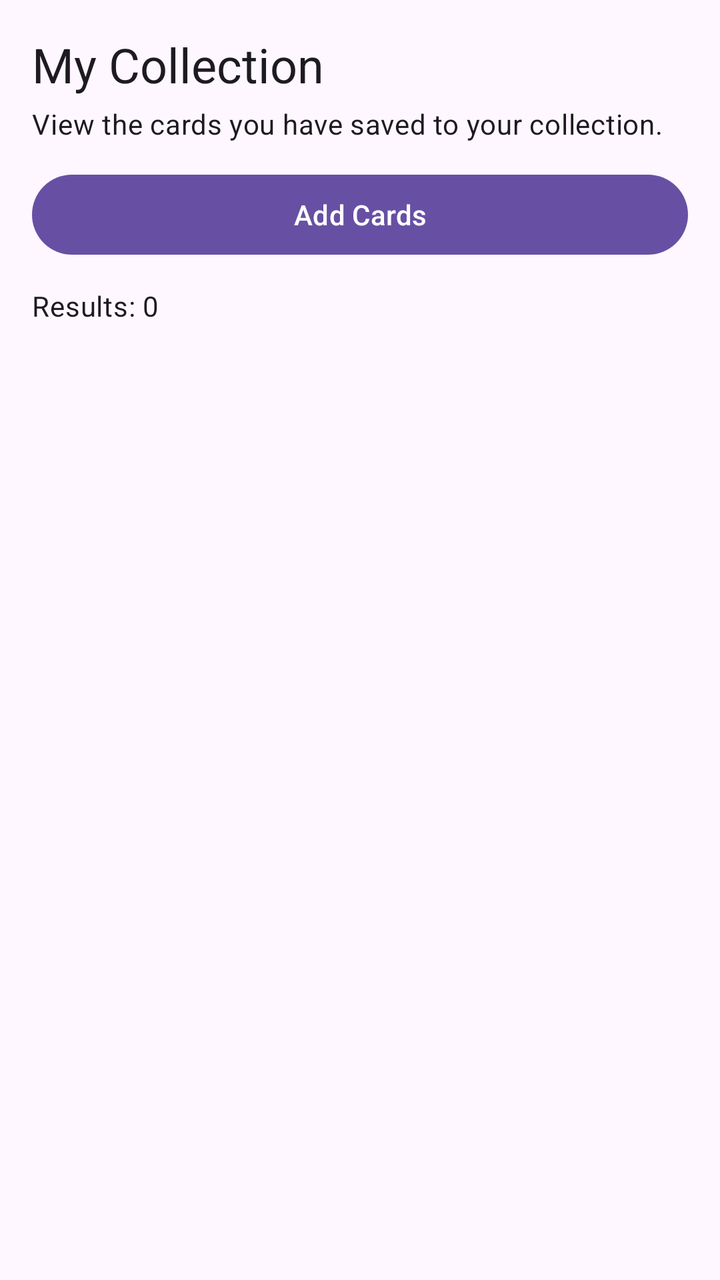
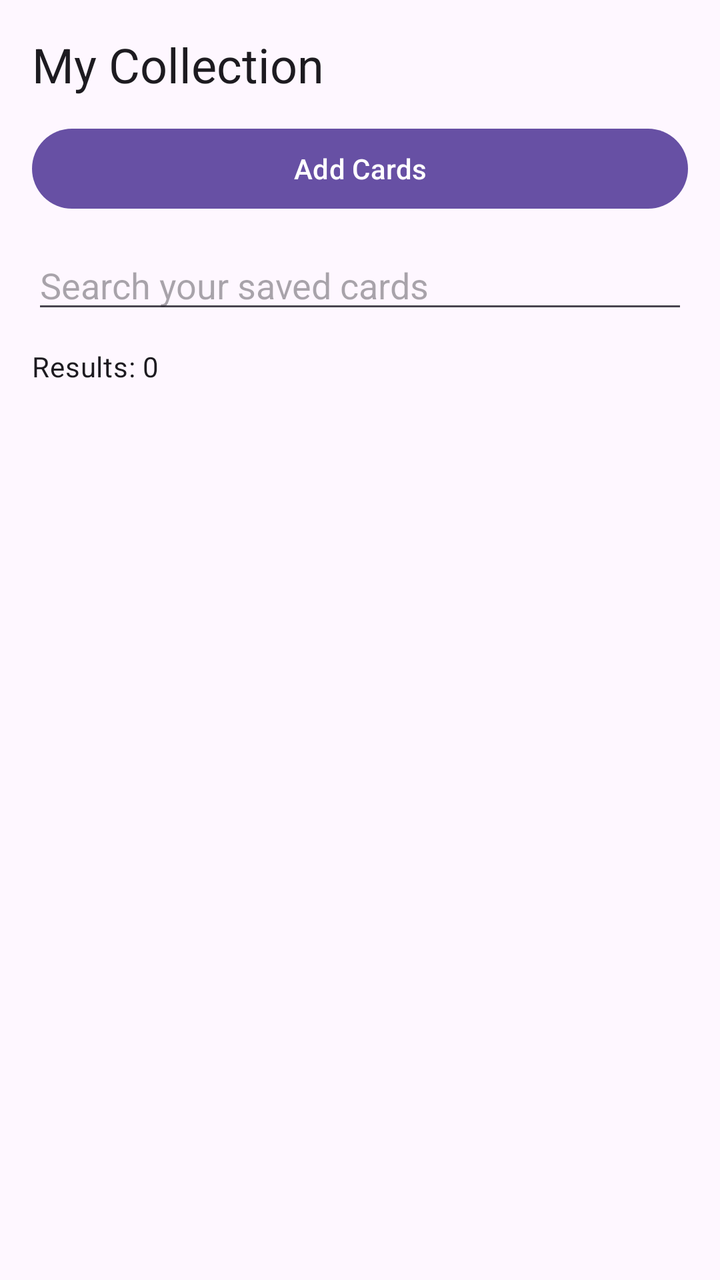

Two renders of the same Android screen: before a commit and after it. Below are the layout's source before the change and the commit's diff.
<!-- AndroidManifest.xml: application theme Theme.PokeBinder -->
<!-- res/layout/fragment_collection.xml -->
<?xml version="1.0" encoding="utf-8"?>
<LinearLayout xmlns:android="http://schemas.android.com/apk/res/android"
    xmlns:app="http://schemas.android.com/apk/res-auto"
    xmlns:tools="http://schemas.android.com/tools"
    android:layout_width="match_parent"
    android:layout_height="match_parent"
    android:orientation="vertical"
    android:padding="16dp">

    <TextView
        android:id="@+id/collectionTitleTextView"
        android:layout_width="match_parent"
        android:layout_height="wrap_content"
        android:text="@string/collection_title"
        android:textAppearance="?attr/textAppearanceHeadlineSmall" />

    <TextView
        android:id="@+id/collectionSubtitleTextView"
        android:layout_width="match_parent"
        android:layout_height="wrap_content"
        android:layout_marginTop="4dp"
        android:layout_marginBottom="12dp"
        android:text="@string/collection_subtitle"
        android:textAppearance="?attr/textAppearanceBodyMedium" />

    <Button
        android:id="@+id/addCardsButton"
        android:layout_width="match_parent"
        android:layout_height="wrap_content"
        android:layout_marginBottom="12dp"
        android:text="Add Cards" />

    <TextView
        android:id="@+id/resultCountTextView"
        android:layout_width="match_parent"
        android:layout_height="wrap_content"
        android:layout_marginBottom="8dp"
        android:text="@string/collection_results_default"
        android:textAppearance="?attr/textAppearanceBodyMedium" />

    <FrameLayout
        android:layout_width="match_parent"
        android:layout_height="0dp"
        android:layout_weight="1">

        <androidx.recyclerview.widget.RecyclerView
            android:id="@+id/collectionRecyclerView"
            android:layout_width="match_parent"
            android:layout_height="match_parent"
            android:clipToPadding="false"
            android:paddingBottom="8dp"
            app:layoutManager="androidx.recyclerview.widget.LinearLayoutManager"
            tools:itemCount="4"
            tools:listitem="@layout/item_collection_card" />

        <LinearLayout
            android:id="@+id/loadingView"
            android:layout_width="match_parent"
            android:layout_height="match_parent"
            android:gravity="center"
            android:orientation="vertical"
            android:visibility="gone">

            <ProgressBar
                android:id="@+id/loadingProgressBar"
                android:layout_width="wrap_content"
                android:layout_height="wrap_content" />

            <TextView
                android:id="@+id/loadingTextView"
                android:layout_width="wrap_content"
                android:layout_height="wrap_content"
                android:layout_marginTop="12dp"
                android:text="@string/collection_loading"
                android:textAppearance="?attr/textAppearanceBodyMedium" />
        </LinearLayout>

        <LinearLayout
            android:id="@+id/emptyStateView"
            android:layout_width="match_parent"
            android:layout_height="match_parent"
            android:gravity="center"
            android:orientation="vertical"
            android:padding="24dp"
            android:visibility="gone">

            <TextView
                android:id="@+id/emptyTitleTextView"
                android:layout_width="wrap_content"
                android:layout_height="wrap_content"
                android:text="@string/collection_empty_title"
                android:textAppearance="?attr/textAppearanceTitleMedium" />

            <TextView
                android:id="@+id/emptyMessageTextView"
                android:layout_width="wrap_content"
                android:layout_height="wrap_content"
                android:layout_marginTop="8dp"
                android:gravity="center"
                android:text="@string/collection_empty_message"
                android:textAppearance="?attr/textAppearanceBodyMedium" />

            <Button
                android:id="@+id/emptyAddCardsButton"
                android:layout_width="wrap_content"
                android:layout_height="wrap_content"
                android:layout_marginTop="16dp"
                android:text="Add Cards" />
        </LinearLayout>

    </FrameLayout>

</LinearLayout>
<!-- res/layout/item_collection_card.xml (included above) -->
<?xml version="1.0" encoding="utf-8"?>
<LinearLayout xmlns:android="http://schemas.android.com/apk/res/android"
    android:layout_width="match_parent"
    android:layout_height="wrap_content"
    android:layout_marginBottom="8dp"
    android:gravity="center_vertical"
    android:minHeight="120dp"
    android:orientation="horizontal"
    android:padding="12dp">

    <ImageView
        android:id="@+id/cardImageView"
        android:layout_width="88dp"
        android:layout_height="120dp"
        android:contentDescription="@string/pokemon_card_image"
        android:scaleType="fitCenter"
        android:src="@android:drawable/ic_menu_report_image" />

    <LinearLayout
        android:layout_width="0dp"
        android:layout_height="wrap_content"
        android:layout_marginStart="12dp"
        android:layout_weight="1"
        android:orientation="vertical">

        <TextView
            android:id="@+id/cardNameTextView"
            android:layout_width="match_parent"
            android:layout_height="wrap_content"
            android:ellipsize="end"
            android:maxLines="2"
            android:textAppearance="?attr/textAppearanceTitleMedium"
            android:textStyle="bold" />

        <TextView
            android:id="@+id/setNameTextView"
            android:layout_width="match_parent"
            android:layout_height="wrap_content"
            android:layout_marginTop="6dp"
            android:ellipsize="end"
            android:maxLines="2"
            android:textAppearance="?attr/textAppearanceBodyMedium" />

        <TextView
            android:id="@+id/typesTextView"
            android:layout_width="match_parent"
            android:layout_height="wrap_content"
            android:layout_marginTop="4dp"
            android:ellipsize="end"
            android:maxLines="2"
            android:textAppearance="?attr/textAppearanceBodySmall" />

        <Button
            android:id="@+id/removeButton"
            android:layout_width="wrap_content"
            android:layout_height="wrap_content"
            android:layout_marginTop="12dp"
            android:text="@string/remove_from_collection" />

    </LinearLayout>

</LinearLayout>
<!-- resources referenced by this layout -->
<resources>
  <string name="collection_empty_message">Save cards from the catalog to see them here.</string>
  <string name="collection_empty_title">No saved cards yet</string>
  <string name="collection_loading">Loading collection...</string>
  <string name="collection_results_default">Results: 0</string>
  <string name="collection_subtitle">View the cards you have saved to your collection.</string>
  <string name="collection_title">My Collection</string>
  <string name="pokemon_card_image">Pokémon card image</string>
  <string name="remove_from_collection">Remove</string>
  <style name="Theme.PokeBinder" parent="Base.Theme.PokeBinder" />
  <style name="Base.Theme.PokeBinder" parent="Theme.Material3.DayNight.NoActionBar">
          
          
      </style>
</resources>

<!-- the commit's change to res/layout/fragment_collection.xml (unified diff, before → after) -->
@@ -11,31 +11,32 @@
         android:id="@+id/collectionTitleTextView"
         android:layout_width="match_parent"
         android:layout_height="wrap_content"
-        android:text="@string/collection_title"
+        android:text="My Collection"
         android:textAppearance="?attr/textAppearanceHeadlineSmall" />
-
-    <TextView
-        android:id="@+id/collectionSubtitleTextView"
-        android:layout_width="match_parent"
-        android:layout_height="wrap_content"
-        android:layout_marginTop="4dp"
-        android:layout_marginBottom="12dp"
-        android:text="@string/collection_subtitle"
-        android:textAppearance="?attr/textAppearanceBodyMedium" />
 
     <Button
         android:id="@+id/addCardsButton"
         android:layout_width="match_parent"
         android:layout_height="wrap_content"
+        android:layout_marginTop="12dp"
         android:layout_marginBottom="12dp"
         android:text="Add Cards" />
+
+    <EditText
+        android:id="@+id/searchEditText"
+        android:layout_width="match_parent"
+        android:layout_height="wrap_content"
+        android:layout_marginBottom="12dp"
+        android:hint="Search your saved cards"
+        android:imeOptions="actionDone"
+        android:inputType="text" />
 
     <TextView
         android:id="@+id/resultCountTextView"
         android:layout_width="match_parent"
         android:layout_height="wrap_content"
         android:layout_marginBottom="8dp"
-        android:text="@string/collection_results_default"
+        android:text="Results: 0"
         android:textAppearance="?attr/textAppearanceBodyMedium" />
 
     <FrameLayout
@@ -71,7 +72,7 @@
                 android:layout_width="wrap_content"
                 android:layout_height="wrap_content"
                 android:layout_marginTop="12dp"
-                android:text="@string/collection_loading"
+                android:text="Loading collection..."
                 android:textAppearance="?attr/textAppearanceBodyMedium" />
         </LinearLayout>
 
@@ -88,7 +89,7 @@
                 android:id="@+id/emptyTitleTextView"
                 android:layout_width="wrap_content"
                 android:layout_height="wrap_content"
-                android:text="@string/collection_empty_title"
+                android:text="No saved cards yet"
                 android:textAppearance="?attr/textAppearanceTitleMedium" />
 
             <TextView
@@ -97,7 +98,7 @@
                 android:layout_height="wrap_content"
                 android:layout_marginTop="8dp"
                 android:gravity="center"
-                android:text="@string/collection_empty_message"
+                android:text="Save cards from the catalog to see them here."
                 android:textAppearance="?attr/textAppearanceBodyMedium" />
 
             <Button
@@ -105,7 +106,7 @@
                 android:layout_width="wrap_content"
                 android:layout_height="wrap_content"
                 android:layout_marginTop="16dp"
-                android:text="Add Cards" />
+                android:text="Browse Card Catalog" />
         </LinearLayout>
 
     </FrameLayout>
<!-- resource entries referenced after the edit -->
@@ -1,11 +1,5 @@
 <!-- resources referenced by this layout -->
 <resources>
-  <string name="collection_empty_message">Save cards from the catalog to see them here.</string>
-  <string name="collection_empty_title">No saved cards yet</string>
-  <string name="collection_loading">Loading collection...</string>
-  <string name="collection_results_default">Results: 0</string>
-  <string name="collection_subtitle">View the cards you have saved to your collection.</string>
-  <string name="collection_title">My Collection</string>
   <string name="pokemon_card_image">Pokémon card image</string>
   <string name="remove_from_collection">Remove</string>
   <style name="Theme.PokeBinder" parent="Base.Theme.PokeBinder" />
